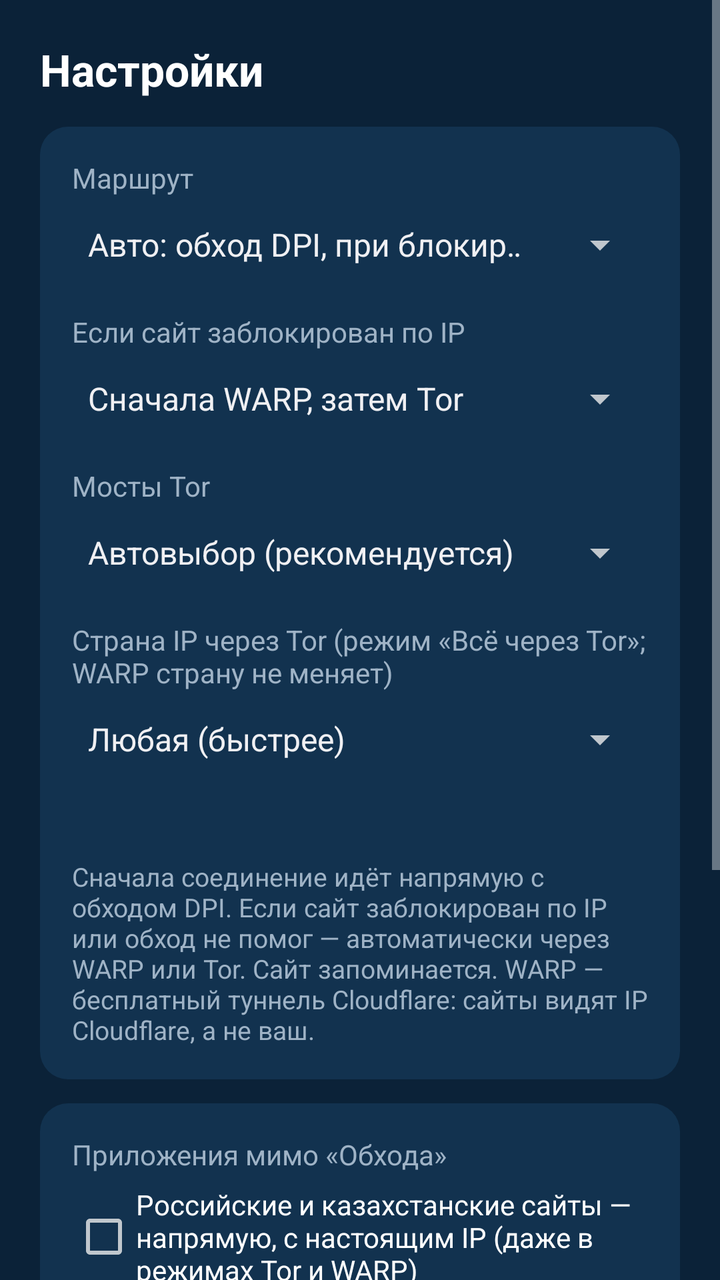
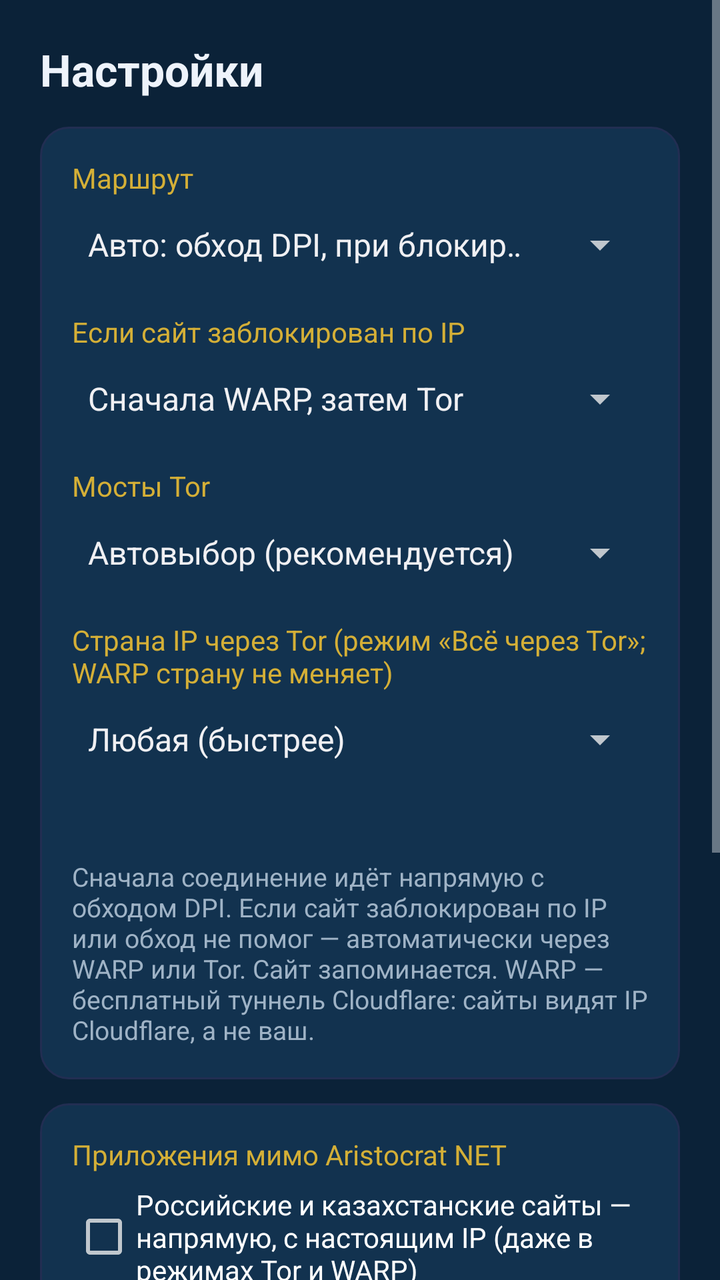

Compare the two renders of this Android layout. The source of the first and the diff that turns it into the second are given below.
<!-- AndroidManifest.xml: application theme AppTheme -->
<!-- res/layout/activity_settings.xml -->
<?xml version="1.0" encoding="utf-8"?>
<ScrollView xmlns:android="http://schemas.android.com/apk/res/android"
    android:layout_width="match_parent"
    android:layout_height="match_parent"
    android:fillViewport="true">

    <LinearLayout
        android:layout_width="match_parent"
        android:layout_height="wrap_content"
        android:orientation="vertical"
        android:padding="20dp">

        <TextView
            android:layout_width="wrap_content"
            android:layout_height="wrap_content"
            android:text="@string/settings"
            android:textColor="#FFFFFF"
            android:textSize="22sp"
            android:textStyle="bold" />

        <LinearLayout
            android:layout_width="match_parent"
            android:layout_height="wrap_content"
            android:layout_marginTop="14dp"
            android:background="@drawable/card"
            android:orientation="vertical"
            android:padding="16dp">

            <TextView
                android:layout_width="wrap_content"
                android:layout_height="wrap_content"
                android:text="@string/route_label"
                android:textColor="@color/muted" />

            <Spinner
                android:id="@+id/route"
                android:layout_width="match_parent"
                android:layout_height="wrap_content"
                android:entries="@array/route_names"
                android:focusable="true"
                android:minHeight="48dp" />

            <TextView
                android:id="@+id/heavyLabel"
                android:layout_width="wrap_content"
                android:layout_height="wrap_content"
                android:layout_marginTop="10dp"
                android:text="@string/heavy_label"
                android:textColor="@color/muted" />

            <Spinner
                android:id="@+id/heavy"
                android:layout_width="match_parent"
                android:layout_height="wrap_content"
                android:entries="@array/heavy_names"
                android:focusable="true"
                android:minHeight="48dp" />

            <TextView
                android:id="@+id/bridgesLabel"
                android:layout_width="wrap_content"
                android:layout_height="wrap_content"
                android:layout_marginTop="10dp"
                android:text="@string/bridges_label"
                android:textColor="@color/muted" />

            <Spinner
                android:id="@+id/bridges"
                android:layout_width="match_parent"
                android:layout_height="wrap_content"
                android:entries="@array/bridge_names"
                android:focusable="true"
                android:minHeight="48dp" />

            <TextView
                android:id="@+id/countryLabel"
                android:layout_width="wrap_content"
                android:layout_height="wrap_content"
                android:layout_marginTop="10dp"
                android:text="@string/country_label"
                android:textColor="@color/muted" />

            <Spinner
                android:id="@+id/country"
                android:layout_width="match_parent"
                android:layout_height="wrap_content"
                android:entries="@array/country_names"
                android:focusable="true"
                android:minHeight="48dp" />

            <LinearLayout
                android:id="@+id/customBox"
                android:layout_width="match_parent"
                android:layout_height="wrap_content"
                android:orientation="vertical"
                android:visibility="gone">

                <EditText
                    android:id="@+id/custom"
                    android:layout_width="match_parent"
                    android:layout_height="wrap_content"
                    android:gravity="top"
                    android:hint="@string/custom_hint"
                    android:inputType="textMultiLine|textNoSuggestions"
                    android:minLines="3"
                    android:textSize="12sp"
                    android:typeface="monospace" />

                <Button
                    android:id="@+id/saveCustom"
                    android:layout_width="wrap_content"
                    android:layout_height="wrap_content"
                    android:text="@string/save"
                    android:textAllCaps="false" />
            </LinearLayout>

            <TextView
                android:id="@+id/torLine"
                android:layout_width="match_parent"
                android:layout_height="wrap_content"
                android:layout_marginTop="8dp"
                android:textColor="@color/muted"
                android:textSize="13sp" />

            <TextView
                android:layout_width="match_parent"
                android:layout_height="wrap_content"
                android:layout_marginTop="10dp"
                android:text="@string/hint"
                android:textColor="@color/muted"
                android:textSize="13sp" />
        </LinearLayout>

        <LinearLayout
            android:layout_width="match_parent"
            android:layout_height="wrap_content"
            android:layout_marginTop="12dp"
            android:background="@drawable/card"
            android:orientation="vertical"
            android:padding="16dp">

            <TextView
                android:layout_width="wrap_content"
                android:layout_height="wrap_content"
                android:text="@string/apps_label"
                android:textColor="@color/muted" />

            <CheckBox
                android:id="@+id/keepLocal"
                android:layout_width="match_parent"
                android:layout_height="wrap_content"
                android:layout_marginTop="6dp"
                android:minHeight="48dp"
                android:text="@string/keep_local"
                android:textColor="#FFFFFF" />

            <CheckBox
                android:id="@+id/geoTor"
                android:layout_width="match_parent"
                android:layout_height="wrap_content"
                android:minHeight="48dp"
                android:text="@string/geo_tor"
                android:textColor="#FFFFFF" />

            <TextView
                android:id="@+id/appsInfo"
                android:layout_width="match_parent"
                android:layout_height="wrap_content"
                android:layout_marginTop="6dp"
                android:text="@string/apps_hint"
                android:textColor="#FFFFFF"
                android:textSize="13sp" />

            <LinearLayout
                android:layout_width="match_parent"
                android:layout_height="wrap_content"
                android:layout_marginTop="6dp"
                android:orientation="horizontal">

                <Button
                    android:id="@+id/apps"
                    android:layout_width="wrap_content"
                    android:layout_height="wrap_content"
                    android:text="@string/apps_button"
                    android:textAllCaps="false" />

                <Button
                    android:id="@+id/warpReset"
                    android:layout_width="wrap_content"
                    android:layout_height="wrap_content"
                    android:layout_marginStart="8dp"
                    android:text="@string/warp_reset"
                    android:textAllCaps="false" />
            </LinearLayout>
        </LinearLayout>

        <LinearLayout
            android:layout_width="match_parent"
            android:layout_height="wrap_content"
            android:layout_marginTop="12dp"
            android:background="@drawable/card"
            android:orientation="vertical"
            android:padding="16dp">

            <TextView
                android:layout_width="wrap_content"
                android:layout_height="wrap_content"
                android:text="@string/log_label"
                android:textColor="@color/muted" />

            <TextView
                android:id="@+id/log"
                android:layout_width="match_parent"
                android:layout_height="wrap_content"
                android:focusable="true"
                android:textColor="#C8CDD3"
                android:textIsSelectable="true"
                android:textSize="11sp"
                android:typeface="monospace" />
        </LinearLayout>
    </LinearLayout>
</ScrollView>
<!-- resources referenced by this layout -->
<resources>
  <string-array name="heavy_names">
          <item>Сначала WARP, затем Tor</item>
          <item>Только WARP</item>
          <item>Только Tor</item>
      </string-array>
  <color name="muted">#9FB3C6</color>
  <!-- drawable card (drawable) -->
  <?xml version="1.0" encoding="utf-8"?>
  <shape xmlns:android="http://schemas.android.com/apk/res/android" android:shape="rectangle">
      <solid android:color="@color/card" />
      <corners android:radius="14dp" />
  </shape>
  <string name="apps_button">Выбрать приложения</string>
  <string name="apps_hint">Банки, госуслуги, Яндекс Музыка и другие сервисы с привязкой к стране работают напрямую, как без «Обхода».</string>
  <string name="apps_label">Приложения мимо «Обхода»</string>
  <string name="bridges_label">Мосты Tor</string>
  <string name="country_label">Страна IP через Tor (режим «Всё через Tor»; WARP страну не меняет)</string>
  <string name="custom_hint">Свои мосты obfs4 или webtunnel, по одной строке. Получить: Telegram-бот @GetBridgesBot</string>
  <string name="geo_tor">В России: Spotify и другие сервисы, закрытые для России, — через Tor (даже в «Авто»)</string>
  <string name="heavy_label">Если сайт заблокирован по IP</string>
  <string name="hint">Сначала соединение идёт напрямую с обходом DPI. Если сайт заблокирован по IP или обход не помог — автоматически через WARP или Tor. Сайт запоминается. WARP — бесплатный туннель Cloudflare: сайты видят IP Cloudflare, а не ваш.</string>
  <string name="keep_local">Российские и казахстанские сайты — напрямую, с настоящим IP (даже в режимах Tor и WARP)</string>
  <string name="log_label">Журнал</string>
  <string name="route_label">Маршрут</string>
  <string name="save">Сохранить</string>
  <string name="settings">Настройки</string>
  <string name="warp_reset">Новый аккаунт WARP</string>
  <style name="AppTheme" parent="android:Theme.DeviceDefault">
          <item name="android:windowBackground">@color/bg</item>
          <item name="android:colorAccent">@color/accent</item>
      </style>
  <color name="card">#12324F</color>
  <color name="bg">#0B2238</color>
  <color name="accent">#2CB88B</color>
  <!-- unchanged entries left out for length: 3 -->
</resources>

<!-- the commit's change to res/layout/activity_settings.xml (unified diff, before → after) -->
@@ -14,7 +14,7 @@
             android:layout_width="wrap_content"
             android:layout_height="wrap_content"
             android:text="@string/settings"
-            android:textColor="#FFFFFF"
+            android:textColor="@color/text"
             android:textSize="22sp"
             android:textStyle="bold" />
 
@@ -30,7 +30,7 @@
                 android:layout_width="wrap_content"
                 android:layout_height="wrap_content"
                 android:text="@string/route_label"
-                android:textColor="@color/muted" />
+                android:textColor="@color/gold" />
 
             <Spinner
                 android:id="@+id/route"
@@ -46,7 +46,7 @@
                 android:layout_height="wrap_content"
                 android:layout_marginTop="10dp"
                 android:text="@string/heavy_label"
-                android:textColor="@color/muted" />
+                android:textColor="@color/gold" />
 
             <Spinner
                 android:id="@+id/heavy"
@@ -62,7 +62,7 @@
                 android:layout_height="wrap_content"
                 android:layout_marginTop="10dp"
                 android:text="@string/bridges_label"
-                android:textColor="@color/muted" />
+                android:textColor="@color/gold" />
 
             <Spinner
                 android:id="@+id/bridges"
@@ -78,7 +78,7 @@
                 android:layout_height="wrap_content"
                 android:layout_marginTop="10dp"
                 android:text="@string/country_label"
-                android:textColor="@color/muted" />
+                android:textColor="@color/gold" />
 
             <Spinner
                 android:id="@+id/country"
@@ -108,6 +108,10 @@
 
                 <Button
                     android:id="@+id/saveCustom"
+                    android:background="@drawable/btn_ghost"
+                    android:paddingStart="18dp"
+                    android:paddingEnd="18dp"
+                    android:textColor="@color/gold_light"
                     android:layout_width="wrap_content"
                     android:layout_height="wrap_content"
                     android:text="@string/save"
@@ -143,7 +147,7 @@
                 android:layout_width="wrap_content"
                 android:layout_height="wrap_content"
                 android:text="@string/apps_label"
-                android:textColor="@color/muted" />
+                android:textColor="@color/gold" />
 
             <CheckBox
                 android:id="@+id/keepLocal"
@@ -179,6 +183,10 @@
 
                 <Button
                     android:id="@+id/apps"
+                    android:background="@drawable/btn_ghost"
+                    android:paddingStart="18dp"
+                    android:paddingEnd="18dp"
+                    android:textColor="@color/gold_light"
                     android:layout_width="wrap_content"
                     android:layout_height="wrap_content"
                     android:text="@string/apps_button"
@@ -186,6 +194,10 @@
 
                 <Button
                     android:id="@+id/warpReset"
+                    android:background="@drawable/btn_ghost"
+                    android:paddingStart="18dp"
+                    android:paddingEnd="18dp"
+                    android:textColor="@color/gold_light"
                     android:layout_width="wrap_content"
                     android:layout_height="wrap_content"
                     android:layout_marginStart="8dp"
@@ -205,18 +217,24 @@
             <TextView
                 android:layout_width="wrap_content"
                 android:layout_height="wrap_content"
-                android:text="@string/log_label"
-                android:textColor="@color/muted" />
-
-            <TextView
-                android:id="@+id/log"
-                android:layout_width="match_parent"
-                android:layout_height="wrap_content"
-                android:focusable="true"
-                android:textColor="#C8CDD3"
-                android:textIsSelectable="true"
-                android:textSize="11sp"
-                android:typeface="monospace" />
+                android:text="@string/other_label"
+                android:textColor="@color/gold"
+                android:textStyle="bold" />
+
+            <TextView
+                android:id="@+id/openLog"
+                android:layout_width="match_parent"
+                android:layout_height="wrap_content"
+                android:layout_marginTop="6dp"
+                android:background="@drawable/link_bg"
+                android:clickable="true"
+                android:focusable="true"
+                android:minHeight="48dp"
+                android:gravity="center_vertical"
+                android:paddingStart="4dp"
+                android:text="@string/log_label_row"
+                android:textColor="@color/text"
+                android:textSize="15sp" />
         </LinearLayout>
     </LinearLayout>
 </ScrollView>
<!-- resource entries referenced after the edit -->
@@ -5,16 +5,56 @@
           <item>Только WARP</item>
           <item>Только Tor</item>
       </string-array>
-  <color name="muted">#9FB3C6</color>
+  <color name="gold">#D4AF37</color>
+  <color name="gold_light">#F7E7B8</color>
+  <color name="muted">#7B8CA7</color>
+  <color name="text">#EEF3FB</color>
+  <!-- drawable btn_ghost (drawable) -->
+  <?xml version="1.0" encoding="utf-8"?>
+  <selector xmlns:android="http://schemas.android.com/apk/res/android">
+      <item android:state_focused="true">
+          <shape android:shape="rectangle">
+              <solid android:color="#18264A" />
+              <stroke android:width="2dp" android:color="@color/gold" />
+              <corners android:radius="22dp" />
+          </shape>
+      </item>
+      <item>
+          <shape android:shape="rectangle">
+              <solid android:color="@android:color/transparent" />
+              <stroke android:width="1dp" android:color="@color/gold" />
+              <corners android:radius="22dp" />
+          </shape>
+      </item>
+  </selector>
   <!-- drawable card (drawable) -->
   <?xml version="1.0" encoding="utf-8"?>
   <shape xmlns:android="http://schemas.android.com/apk/res/android" android:shape="rectangle">
       <solid android:color="@color/card" />
+      <stroke android:width="1dp" android:color="@color/line" />
       <corners android:radius="14dp" />
   </shape>
+  <!-- drawable link_bg (drawable) -->
+  <?xml version="1.0" encoding="utf-8"?>
+  <selector xmlns:android="http://schemas.android.com/apk/res/android">
+      <item android:state_focused="true">
+          <shape android:shape="rectangle">
+              <solid android:color="#18264A" />
+              <stroke android:width="1dp" android:color="@color/gold" />
+              <corners android:radius="10dp" />
+          </shape>
+      </item>
+      <item android:state_pressed="true">
+          <shape android:shape="rectangle">
+              <solid android:color="#18264A" />
+              <corners android:radius="10dp" />
+          </shape>
+      </item>
+      <item android:drawable="@android:color/transparent" />
+  </selector>
   <string name="apps_button">Выбрать приложения</string>
-  <string name="apps_hint">Банки, госуслуги, Яндекс Музыка и другие сервисы с привязкой к стране работают напрямую, как без «Обхода».</string>
-  <string name="apps_label">Приложения мимо «Обхода»</string>
+  <string name="apps_hint">Банки, госуслуги, Яндекс Музыка и другие сервисы с привязкой к стране работают напрямую, как без Aristocrat NET.</string>
+  <string name="apps_label">Приложения мимо Aristocrat NET</string>
   <string name="bridges_label">Мосты Tor</string>
   <string name="country_label">Страна IP через Tor (режим «Всё через Tor»; WARP страну не меняет)</string>
   <string name="custom_hint">Свои мосты obfs4 или webtunnel, по одной строке. Получить: Telegram-бот @GetBridgesBot</string>
@@ -22,7 +62,8 @@
   <string name="heavy_label">Если сайт заблокирован по IP</string>
   <string name="hint">Сначала соединение идёт напрямую с обходом DPI. Если сайт заблокирован по IP или обход не помог — автоматически через WARP или Tor. Сайт запоминается. WARP — бесплатный туннель Cloudflare: сайты видят IP Cloudflare, а не ваш.</string>
   <string name="keep_local">Российские и казахстанские сайты — напрямую, с настоящим IP (даже в режимах Tor и WARP)</string>
-  <string name="log_label">Журнал</string>
+  <string name="log_label_row">Журнал  ›</string>
+  <string name="other_label">Другие</string>
   <string name="route_label">Маршрут</string>
   <string name="save">Сохранить</string>
   <string name="settings">Настройки</string>
@@ -30,10 +71,13 @@
   <style name="AppTheme" parent="android:Theme.DeviceDefault">
           <item name="android:windowBackground">@color/bg</item>
           <item name="android:colorAccent">@color/accent</item>
+          <item name="android:statusBarColor">@color/bg</item>
+          <item name="android:navigationBarColor">@color/bg</item>
       </style>
-  <color name="card">#12324F</color>
-  <color name="bg">#0B2238</color>
-  <color name="accent">#2CB88B</color>
+  <color name="card">#111A33</color>
+  <color name="line">#222E52</color>
+  <color name="bg">#0A0F1F</color>
+  <color name="accent">#4DA8FF</color>
   <!-- unchanged entries left out for length: 3 -->
 </resources>
 
